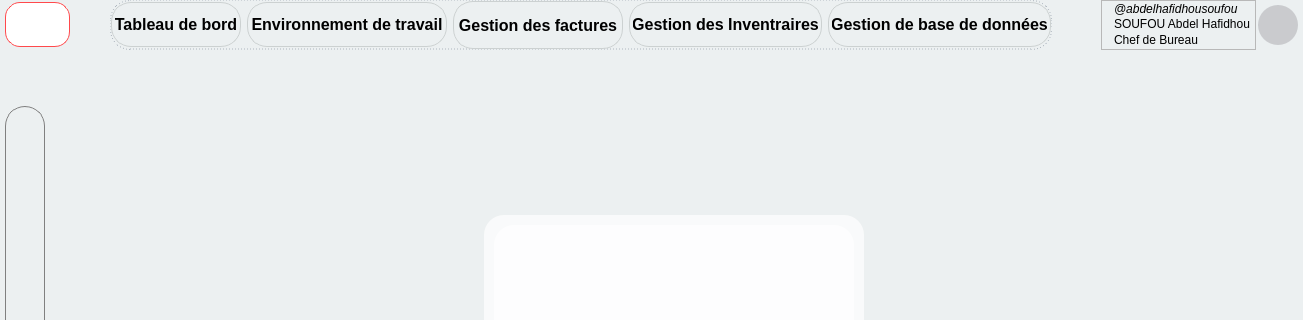
This is forms/dialog.ui in SAbdelH/DevisCreator_premium as Qt 5 draws it before an edit; both pictures show x 0 to 1303 and y 0 to 320 of the 1303 by 872 pixel window. The edited form follows.
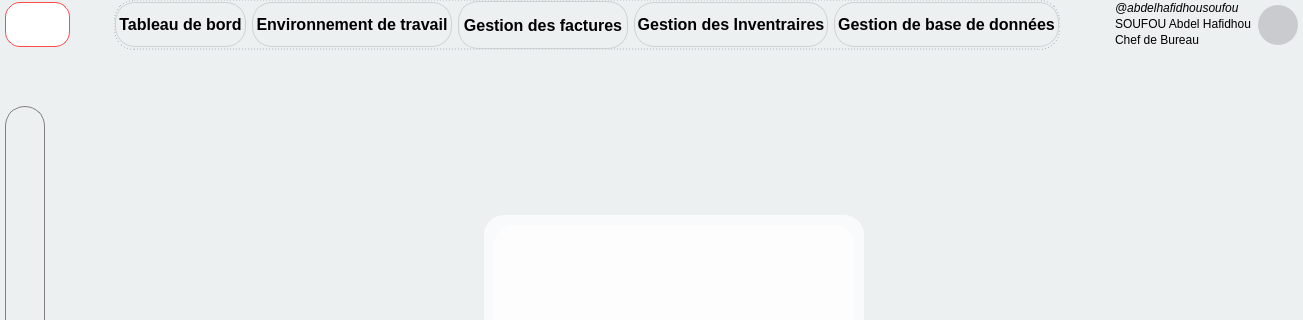
This is the edited form. Icons and pictures are not drawn.

```diff
--- a/forms/dialog.ui
+++ b/forms/dialog.ui
@@ -126,7 +126,9 @@
 	background-color: rgba(121, 119, 125, 0.3);
 	text-align: center;
 }
-
+#_f_profil {
+	border:none;
+}
 
 /* ICONE ENTREPRISE */
 #_l_icon_company, #_l_icon_company_info_company {
@@ -1052,7 +1054,7 @@
            </property>
            <layout class="QGridLayout" name="_g_profil">
             <property name="leftMargin">
-             <number>12</number>
+             <number>2</number>
             </property>
             <property name="topMargin">
              <number>0</number>
```
